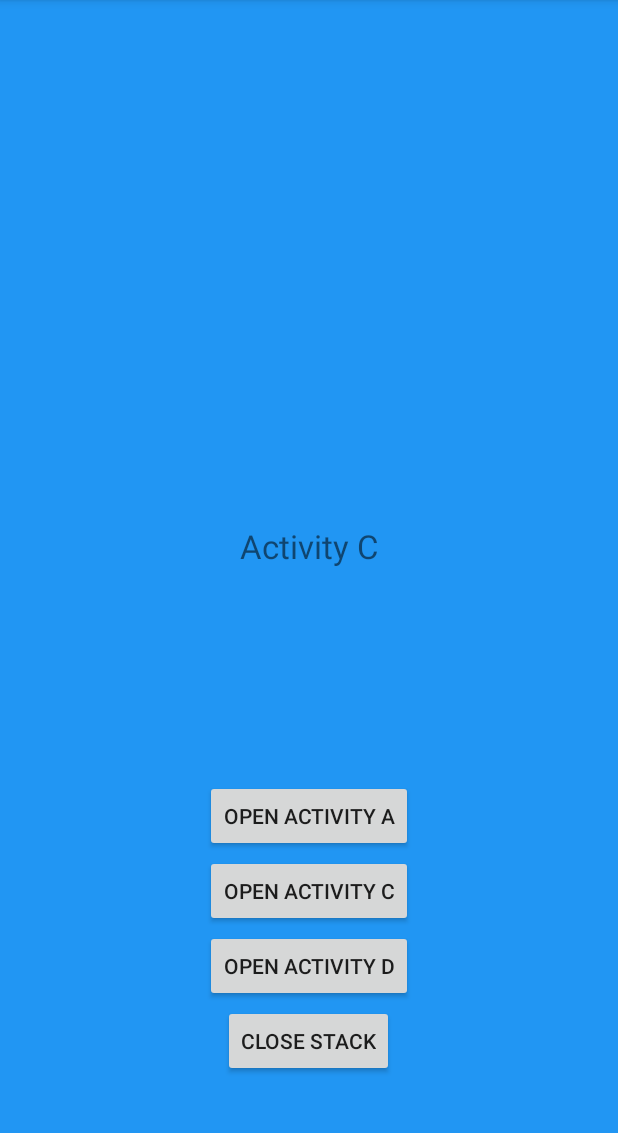
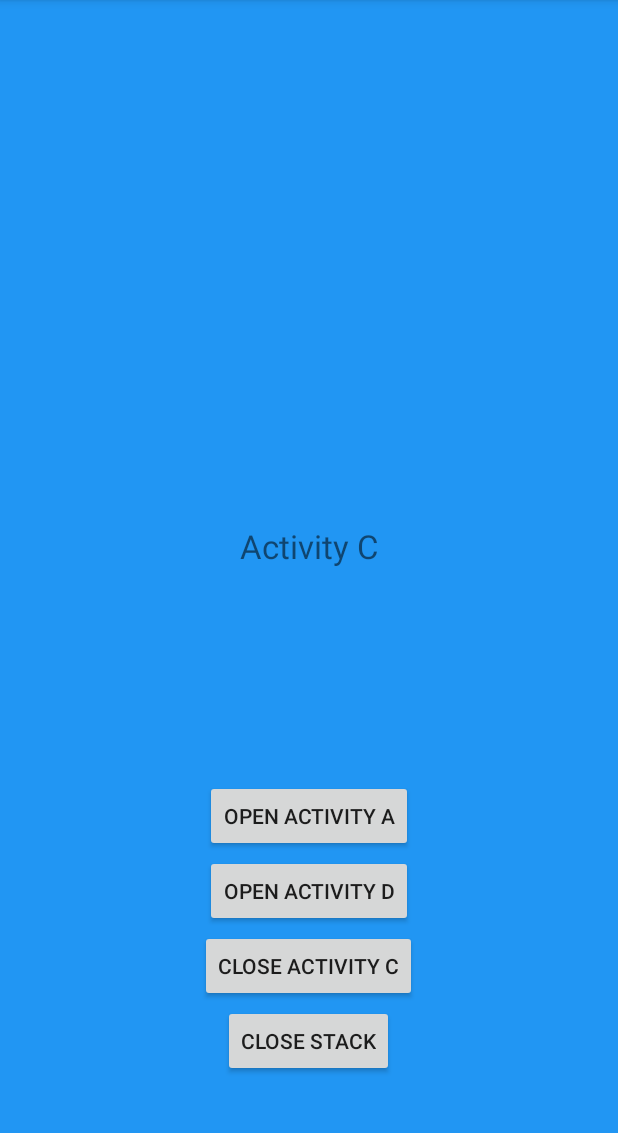
Before and after one commit to gbroccol/otus-android-basic, an Android app: the ActivityB screen opened directly, with no data from a screen before it, after a tap on "OPEN ACTIVITY C", on a phone screen of 412 x 824 dp, the part 84-1217 px from its top. Run offline under Robolectric (Android 15) with nearby library versions, the phone set to English and light mode, and no system bars.

```diff
--- a/app/src/main/java/ru/otus/otusdemo/ActivityB.kt
+++ b/app/src/main/java/ru/otus/otusdemo/ActivityB.kt
@@ -8,23 +8,32 @@ import android.widget.Toast
 
 class ActivityB : AppCompatActivity() {
 
+    private val buttonOpenActivityC by lazy { findViewById<Button>(R.id.buttonOpenActivityC) }
+
     override fun onCreate(savedInstanceState: Bundle?) {
         super.onCreate(savedInstanceState)
         setContentView(R.layout.activity_b)
-        val button = findViewById<Button>(R.id.buttonToActivityC)
-        button.setOnClickListener {
-            val intent = Intent(applicationContext, ActivityC::class.java)
+
+        // По клику на кнопку “Open ActivityC” запустите ActivityC
+        // в том же стеке, в котором расположена ActivityB
+        buttonOpenActivityC.setOnClickListener {
+            val intent = Intent(this, ActivityC::class.java)
             startActivity(intent)
         }
     }
 
     override fun onNewIntent(intent: Intent?) {
         super.onNewIntent(intent)
-        Toast.makeText(this, "onNewIntent", Toast.LENGTH_SHORT).show()
+        Toast.makeText(this, "onNewIntent (ActivityB)", Toast.LENGTH_SHORT).show()
     }
 
     override fun onBackPressed() {
         super.onBackPressed()
-        Toast.makeText(this, "Кнопка бэк была нажата", Toast.LENGTH_SHORT).show()
+        // Toast.makeText(this, "Кнопка бэк была нажата (ActivityB)", Toast.LENGTH_SHORT).show()
+    }
+
+    override fun onDestroy() {
+        super.onDestroy()
+        Toast.makeText(this, "ActivityB onDestroy", Toast.LENGTH_SHORT).show()
     }
 }
--- a/app/src/main/java/ru/otus/otusdemo/ActivityC.kt
+++ b/app/src/main/java/ru/otus/otusdemo/ActivityC.kt
@@ -8,42 +8,57 @@ import android.widget.Toast
 
 class ActivityC : AppCompatActivity() {
 
+    private val buttonOpenActivityA by lazy { findViewById<Button>(R.id.buttonOpenActivityA) }
+    private val buttonOpenActivityD by lazy { findViewById<Button>(R.id.buttonOpenActivityD) }
+    private val buttonCloseActivityC by lazy { findViewById<Button>(R.id.buttonCloseActivityC) }
+    private val buttonCloseStack by lazy { findViewById<Button>(R.id.buttonCloseStack) }
+
     override fun onCreate(savedInstanceState: Bundle?) {
         super.onCreate(savedInstanceState)
         setContentView(R.layout.activity_c)
 
-        val buttonA = findViewById<Button>(R.id.buttonToActivityA)
-        buttonA.setOnClickListener {
-            val intent = Intent(applicationContext, ActivityA::class.java)
+        // По клику на кнопку “Open ActivityA” запустите ActivityA, таким образом, чтобы мы попали
+        // на существующий экземпляр ActivityA и у него был вызван метод onNewIntent, независимо от
+        // того находится ActivityA наверху своего стека или нет
+        buttonOpenActivityA.setOnClickListener {
+            val intent = Intent(this, ActivityA::class.java)
             startActivity(intent)
         }
 
-        val buttonC = findViewById<Button>(R.id.buttonToActivityC)
-        buttonC.setOnClickListener {
-            val intent = Intent(applicationContext, ActivityC::class.java)
+        // По клику на кнопку “Open ActivityD” запустите ActivityD в том же стеке, где расположены
+        // ActivityB и ActivityC, при этом завершите все предыдущие Activity, которые находятся
+        // в текущем стеке
+        buttonOpenActivityD.setOnClickListener {
+            val intent = Intent(this, ActivityD::class.java)
+            intent.addFlags(Intent.FLAG_ACTIVITY_CLEAR_TASK)
+            intent.addFlags(Intent.FLAG_ACTIVITY_NEW_TASK)
             startActivity(intent)
         }
 
-
-        val buttonD = findViewById<Button>(R.id.buttonToActivityD)
-        buttonD.setOnClickListener {
-            val intent = Intent(applicationContext, ActivityD::class.java)
-            startActivity(intent)
+        // По клику на кнопку “CloseActivityC”, завершите ActivityC, и перейдите на предыдущий экран в стеке
+        buttonCloseActivityC.setOnClickListener {
+            finish()
         }
 
-        val buttonCloseStack = findViewById<Button>(R.id.buttonCloseStack)
+        // По клику на кнопку “Close Stack” завершите текущий стек, в котором находятся
+        // ActivityB и ActivityC, и перейдите на ActivityA
         buttonCloseStack.setOnClickListener {
-
+            finishAffinity()
         }
     }
 
     override fun onNewIntent(intent: Intent?) {
         super.onNewIntent(intent)
-        Toast.makeText(this, "onNewIntent", Toast.LENGTH_SHORT).show()
+        Toast.makeText(this, "onNewIntent (ActivityC)", Toast.LENGTH_SHORT).show()
     }
 
     override fun onBackPressed() {
         super.onBackPressed()
-        Toast.makeText(this, "Кнопка бэк была нажата", Toast.LENGTH_SHORT).show()
+        // Toast.makeText(this, "Кнопка бэк была нажата (ActivityC)", Toast.LENGTH_SHORT).show()
+    }
+
+    override fun onDestroy() {
+        super.onDestroy()
+        Toast.makeText(this, "ActivityC onDestroy", Toast.LENGTH_SHORT).show()
     }
 }
--- a/app/src/main/java/ru/otus/otusdemo/MainActivity.kt
+++ b/app/src/main/java/ru/otus/otusdemo/MainActivity.kt
@@ -18,11 +18,12 @@ class MainActivity : AppCompatActivity() {
     // взаимодействовать с интерфейсом
     override fun onStart() {
         super.onStart()
+
         val button = findViewById<Button>(R.id.buttonSecondActivity)
         button.setOnClickListener {
 
-//            val id = (applicationContext as OtusApplication).id
-//            Toast.makeText(this, "Кнопка была нажата", Toast.LENGTH_SHORT).show()
+            // val id = (applicationContext as OtusApplication).id
+            // Toast.makeText(this, "Кнопка была нажата", Toast.LENGTH_SHORT).show()
 
             val intent = Intent(applicationContext, SecondActivity::class.java)
             startActivity(intent)
--- a/app/src/main/java/ru/otus/otusdemo/OtusApplication.kt
+++ b/app/src/main/java/ru/otus/otusdemo/OtusApplication.kt
@@ -6,6 +6,7 @@ class OtusApplication: Application() {
 
     val id = "Im from Application"
 
+    // during init app (running)
     override fun onCreate() {
         super.onCreate()
     }
--- a/app/src/main/res/layout/activity_a.xml
+++ b/app/src/main/res/layout/activity_a.xml
@@ -18,7 +18,7 @@
         android:textSize="22dp"/>
 
     <Button
-        android:id="@+id/buttonToActivityB"
+        android:id="@+id/buttonOpenActivityB"
         android:layout_width="wrap_content"
         android:layout_height="wrap_content"
         android:text="Open Activity B"
--- a/app/src/main/res/layout/activity_b.xml
+++ b/app/src/main/res/layout/activity_b.xml
@@ -18,7 +18,7 @@
         android:textSize="22dp"/>
 
     <Button
-        android:id="@+id/buttonToActivityC"
+        android:id="@+id/buttonOpenActivityC"
         android:layout_width="wrap_content"
         android:layout_height="wrap_content"
         android:text="Open Activity C"
--- a/app/src/main/res/layout/activity_c.xml
+++ b/app/src/main/res/layout/activity_c.xml
@@ -18,27 +18,26 @@
         android:textSize="22dp"/>
 
     <Button
-        android:id="@+id/buttonToActivityA"
+        android:id="@+id/buttonOpenActivityA"
         android:layout_width="wrap_content"
         android:layout_height="wrap_content"
         android:text="Open Activity A"
         android:layout_marginBottom="200dp"
         android:layout_gravity="bottom|center_horizontal"/>
 
-
     <Button
-        android:id="@+id/buttonToActivityC"
+        android:id="@+id/buttonOpenActivityD"
         android:layout_width="wrap_content"
         android:layout_height="wrap_content"
-        android:text="Open Activity C"
+        android:text="Open Activity D"
         android:layout_marginBottom="150dp"
         android:layout_gravity="bottom|center_horizontal"/>
 
     <Button
-        android:id="@+id/buttonToActivityD"
+        android:id="@+id/buttonCloseActivityC"
         android:layout_width="wrap_content"
         android:layout_height="wrap_content"
-        android:text="Open Activity D"
+        android:text="Close Activity C"
         android:layout_marginBottom="100dp"
         android:layout_gravity="bottom|center_horizontal"/>
 
```
Also changed, not shown: app/src/main/AndroidManifest.xml (+6 -6 lines), app/src/main/java/ru/otus/otusdemo/ActivityA.kt (+16 -5 lines), app/src/main/java/ru/otus/otusdemo/ActivityD.kt (+7 -2 lines), 1 other file.
